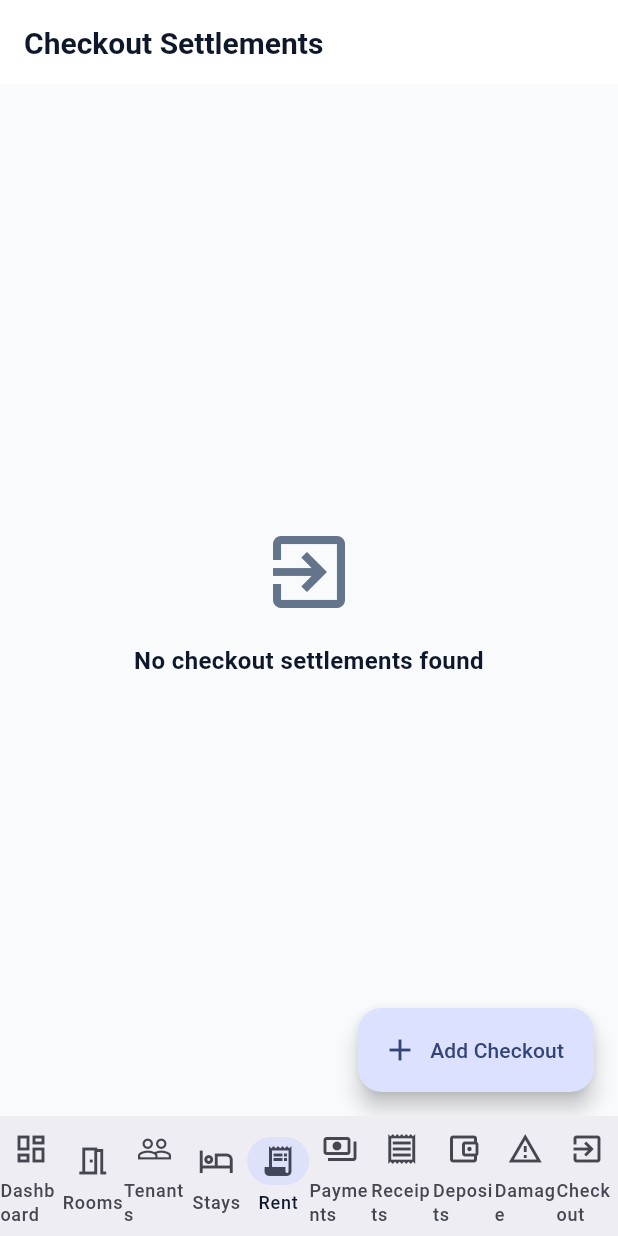
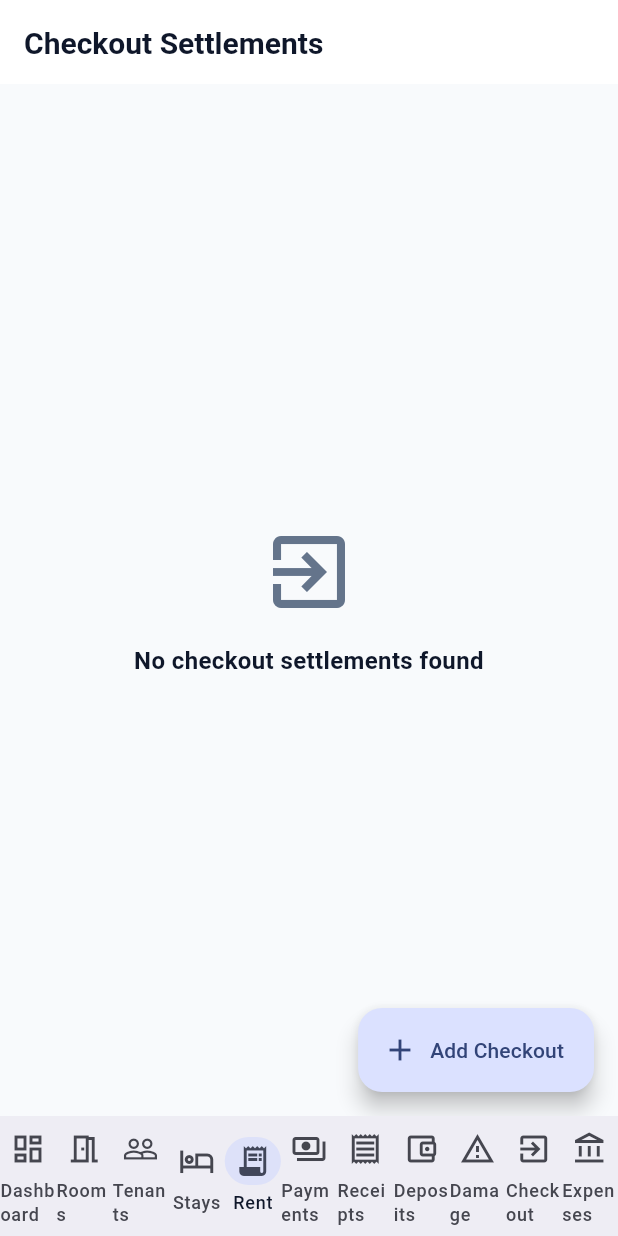
Before and after one commit to AflahShadilk/hostel_management, a Flutter app: the CheckoutListPage screen opened by its route, on a phone screen of 412 x 824 dp. Run offline on Flutter 3.47's test engine with Material 3 defaults, Android fonts, the phone set to English and light mode, and no system bars; our stand-ins replace equatable, flutter_bloc, flutter_secure_storage, get_it, go_router, sqflite and 1 more; accounts and stored records are empty.

Commit message:
feat(expense): integrate routing

```diff
--- a/lib/core/presentation/main_shell_page.dart
+++ b/lib/core/presentation/main_shell_page.dart
@@ -90,6 +90,11 @@ class MainShellPage extends StatelessWidget {
                       selectedIcon: Icon(Icons.exit_to_app),
                       label: Text('Checkout'),
                     ),
+                    NavigationRailDestination(
+                      icon: Icon(Icons.account_balance_outlined),
+                      selectedIcon: Icon(Icons.account_balance),
+                      label: Text('Expenses'),
+                    ),
                   ],
                 ),
                     ),
@@ -158,6 +163,11 @@ class MainShellPage extends StatelessWidget {
                 selectedIcon: Icon(Icons.exit_to_app),
                 label: 'Checkout',
               ),
+              NavigationDestination(
+                icon: Icon(Icons.account_balance_outlined),
+                selectedIcon: Icon(Icons.account_balance),
+                label: 'Expenses',
+              ),
             ],
           ),
         );
--- a/lib/core/router/app_router.dart
+++ b/lib/core/router/app_router.dart
@@ -63,6 +63,13 @@ import '../../features/rent/presentation/cubit/checkout/checkout_cubit.dart';
 import '../../features/rent/presentation/pages/checkout/add_edit_checkout_page.dart';
 import '../../features/rent/presentation/pages/checkout/checkout_details_page.dart';
 import '../../features/rent/presentation/pages/checkout/checkout_list_page.dart';
+import '../../features/expense/domain/entities/expense_entity.dart';
+import '../../features/expense/presentation/cubit/expense/expense_cubit.dart';
+import '../../features/expense/presentation/cubit/expense_category/expense_category_cubit.dart';
+import '../../features/expense/presentation/pages/expense/add_expense_page.dart';
+import '../../features/expense/presentation/pages/expense/edit_expense_page.dart';
+import '../../features/expense/presentation/pages/expense/expense_list_page.dart';
+import '../../features/expense/presentation/pages/expense_category/expense_category_list_page.dart';
 
 abstract final class AppRouter {
   static final GoRouter router = GoRouter(
@@ -121,6 +128,8 @@ abstract final class AppRouter {
               BlocProvider(create: (_) => getIt<DepositCubit>()),
               BlocProvider(create: (_) => getIt<DamageChargeCubit>()),
               BlocProvider(create: (_) => getIt<CheckoutCubit>()),
+              BlocProvider(create: (_) => getIt<ExpenseCategoryCubit>()),
+              BlocProvider(create: (_) => getIt<ExpenseCubit>()),
             ],
             child: MainShellPage(navigationShell: navigationShell),
           );
@@ -373,6 +382,35 @@ abstract final class AppRouter {
               ),
             ],
           ),
+          // Branch 10: Expense Management
+          StatefulShellBranch(
+            routes: [
+              GoRoute(
+                name: AppRoutes.expenseManagementName,
+                path: AppRoutes.expenseManagementPath,
+                builder: (context, state) => const ExpenseListPage(),
+                routes: [
+                  GoRoute(
+                    name: AppRoutes.expenseCategoryManagementName,
+                    path: AppRoutes.expenseCategoryManagementPath,
+                    builder: (context, state) => const ExpenseCategoryListPage(),
+                  ),
+                  GoRoute(
+                    name: AppRoutes.addExpenseName,
+                    path: AppRoutes.addExpensePath,
+                    builder: (context, state) => const AddExpensePage(),
+                  ),
+                  GoRoute(
+                    name: AppRoutes.editExpenseName,
+                    path: AppRoutes.editExpensePath,
+                    builder: (context, state) => EditExpensePage(
+                      expense: state.extra as ExpenseEntity,
+                    ),
+                  ),
+                ],
+              ),
+            ],
+          ),
         ],
       ),
     ],
--- a/lib/core/router/app_routes.dart
+++ b/lib/core/router/app_routes.dart
@@ -109,4 +109,14 @@ abstract final class AppRoutes {
   static const String checkoutDetailsPath = ':checkoutId';
   static const String editCheckoutName = 'editCheckout';
   static const String editCheckoutPath = ':checkoutId/edit';
+
+  static const String expenseManagementName = 'expenseManagement';
+  static const String expenseManagementPath = '/expenses';
+  static const String expenseCategoryManagementName =
+      'expenseCategoryManagement';
+  static const String expenseCategoryManagementPath = 'categories';
+  static const String addExpenseName = 'addExpense';
+  static const String addExpensePath = 'add';
+  static const String editExpenseName = 'editExpense';
+  static const String editExpensePath = ':expenseId/edit';
 }
```
